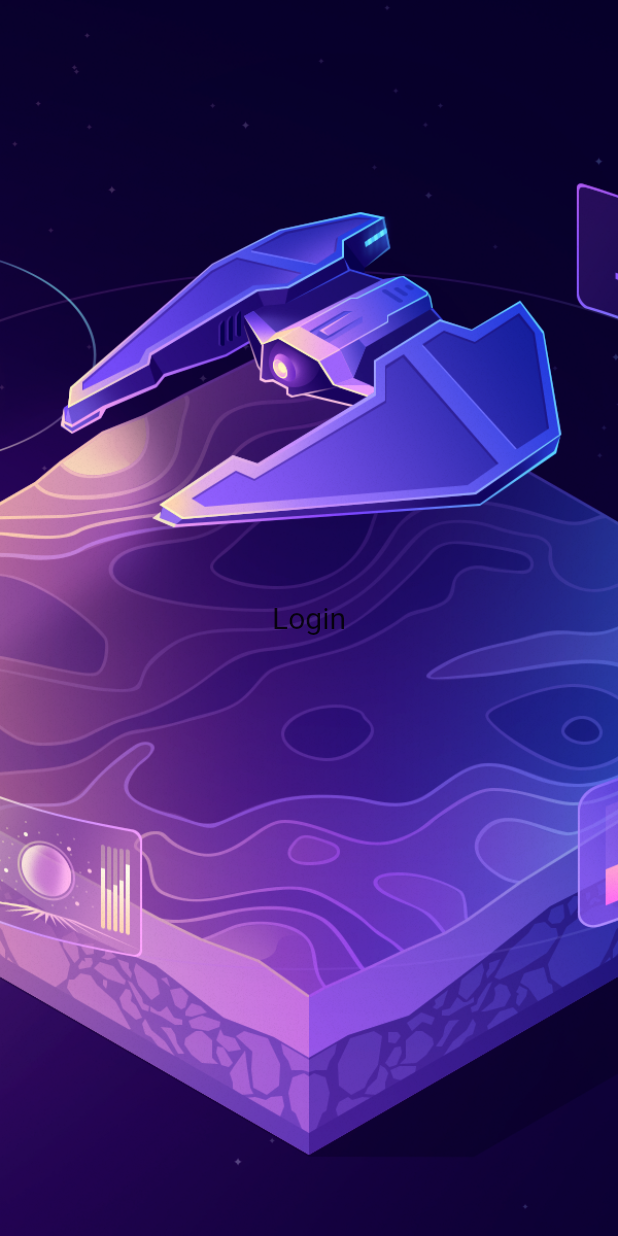
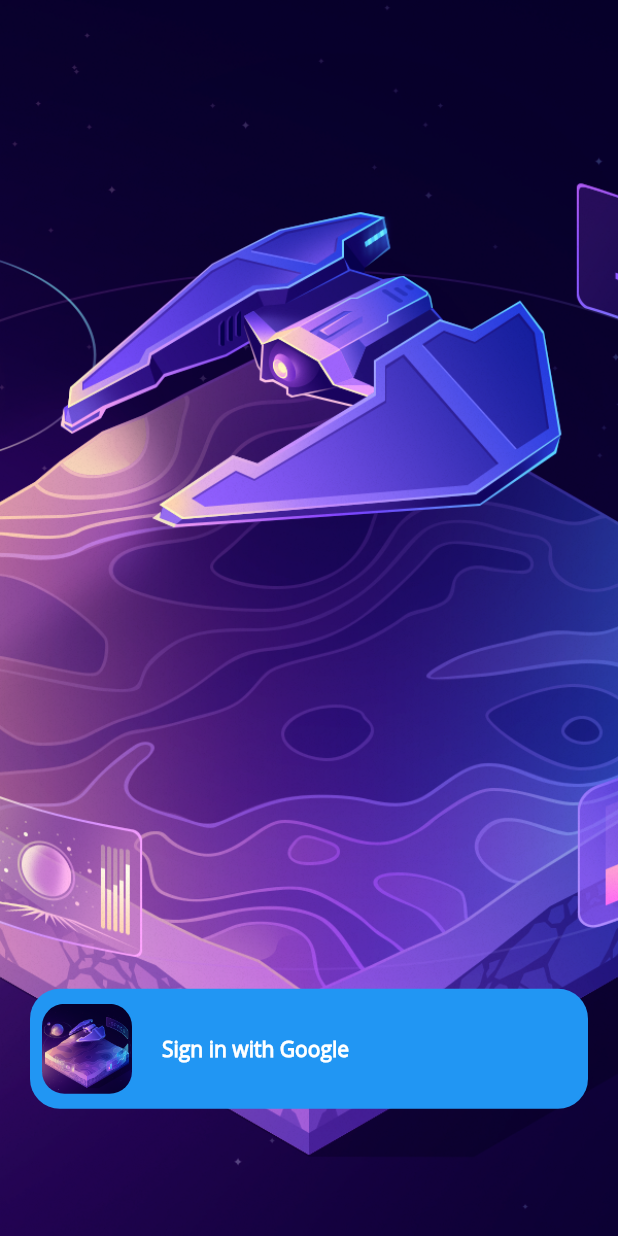
Before and after one commit to saurabhguptarock/Baron, a Flutter app: the screen it shows after launch, on a phone screen of 412 x 824 dp. Run offline on Flutter 3.47's test engine with Material 2 defaults, Android fonts, the phone set to English and light mode, and no system bars; our stand-ins replace cloud_firestore, firebase_auth, firebase_dynamic_links, google_sign_in, shared_preferences; missing offline and left inert: quick_actions; accounts and stored records are empty.

Commit message:
made google sign in working

```diff
--- a/lib/main.dart
+++ b/lib/main.dart
@@ -12,13 +12,7 @@ import 'package:shared_preferences/shared_preferences.dart';
 
 void main() => runApp(MyApp());
 
-bool isLoggedIn = false;
 bool isDark = false;
-
-checkLogin() async {
-  final prefs = await SharedPreferences.getInstance();
-  isLoggedIn = prefs.getBool("isLoggedIn") ?? false;
-}
 
 checkTheme() async {
   final prefs = await SharedPreferences.getInstance();
@@ -43,6 +37,7 @@ class MyApp extends StatelessWidget {
           "/login": (BuildContext context) => LoginPage(),
           "/upgrade": (BuildContext context) => UpgradePage(),
           "/settings": (BuildContext context) => SettingsPage(),
+          "/home": (BuildContext context) => HomePage(),
         },
       ),
     );
--- a/lib/pages/home_page.dart
+++ b/lib/pages/home_page.dart
@@ -1,4 +1,6 @@
+import 'package:firebase_auth/firebase_auth.dart';
 import 'package:flutter/material.dart';
+import 'package:provider/provider.dart';
 
 class HomePage extends StatefulWidget {
   @override
@@ -8,10 +10,11 @@ class HomePage extends StatefulWidget {
 class _HomePageState extends State<HomePage> {
   @override
   Widget build(BuildContext context) {
+    final user = Provider.of<FirebaseUser>(context);
     return Scaffold(
       body: Center(
         child: Text(
-          'Home',
+          user.photoUrl,
           style: TextStyle(fontSize: 20),
         ),
       ),
--- /dev/null
+++ b/lib/services/firebase_service.dart
@@ -0,0 +1,27 @@
+import 'package:cloud_firestore/cloud_firestore.dart';
+import 'package:firebase_auth/firebase_auth.dart';
+import 'package:google_sign_in/google_sign_in.dart';
+
+class FirebaseService {
+  final GoogleSignIn _googleSignIn = GoogleSignIn(scopes: [
+    'email',
+    'https://www.googleapis.com/auth/contacts.readonly',
+  ]);
+  final FirebaseAuth _auth = FirebaseAuth.instance;
+  final Firestore _firestore = Firestore.instance;
+
+  Future<void> login() async {
+    GoogleSignInAccount googleUser = await _googleSignIn.signIn();
+    GoogleSignInAuthentication googleAuth = await googleUser.authentication;
+    final AuthCredential credential = GoogleAuthProvider.getCredential(
+      accessToken: googleAuth.accessToken,
+      idToken: googleAuth.idToken,
+    );
+    AuthResult result = await _auth.signInWithCredential(credential);
+    FirebaseUser user = result.user;
+  }
+
+  void signOut() {
+    _auth.signOut();
+  }
+}
--- a/lib/users/login.dart
+++ b/lib/users/login.dart
@@ -1,3 +1,5 @@
+import 'dart:async';
+import 'package:Baron/services/firebase_service.dart';
 import 'package:flutter/material.dart';
 
 class LoginPage extends StatefulWidget {
@@ -6,6 +8,19 @@ class LoginPage extends StatefulWidget {
 }
 
 class _LoginPageState extends State<LoginPage> {
+  double opacity = 0.0;
+  FirebaseService _firebaseService = FirebaseService();
+
+  @override
+  void initState() {
+    super.initState();
+    Timer(Duration(milliseconds: 100), () {
+      setState(() {
+        opacity = 1.00;
+      });
+    });
+  }
+
   @override
   Widget build(BuildContext context) {
     return Scaffold(
@@ -17,11 +32,65 @@ class _LoginPageState extends State<LoginPage> {
               image: AssetImage('assets/images/background.png'),
               fit: BoxFit.cover),
         ),
-        child: Center(
-          child: Text(
-            'Login',
-            style: TextStyle(fontSize: 20),
-          ),
+        child: Column(
+          children: <Widget>[
+            SizedBox(
+              width: MediaQuery.of(context).size.width,
+              height: MediaQuery.of(context).size.height * 0.8,
+            ),
+            SizedBox(
+              width: MediaQuery.of(context).size.width,
+              height: MediaQuery.of(context).size.height * 0.2,
+              child: Container(
+                padding: EdgeInsets.symmetric(horizontal: 20),
+                child: Column(
+                  children: <Widget>[
+                    AnimatedOpacity(
+                      opacity: opacity,
+                      duration: Duration(milliseconds: 2000),
+                      child: InkWell(
+                        onTap: () => _firebaseService.login(),
+                        child: Container(
+                          padding: EdgeInsets.symmetric(horizontal: 8),
+                          width: MediaQuery.of(context).size.width,
+                          decoration: BoxDecoration(
+                            color: Colors.blue,
+                            borderRadius: BorderRadius.circular(20),
+                          ),
+                          height: 80,
+                          child: Row(
+                            children: <Widget>[
+                              Container(
+                                width: 60,
+                                height: 60,
+                                decoration: BoxDecoration(
+                                  borderRadius: BorderRadius.circular(15),
+                                  image: DecorationImage(
+                                      image: AssetImage(
+                                          'assets/images/background.png'),
+                                      fit: BoxFit.cover),
+                                ),
+                              ),
+                              Padding(
+                                padding: EdgeInsets.only(right: 20),
+                              ),
+                              Text(
+                                'Sign in with Google',
+                                style: TextStyle(
+                                    color: Colors.white,
+                                    fontFamily: 'OpenSans',
+                                    fontWeight: FontWeight.bold),
+                              )
+                            ],
+                          ),
+                        ),
+                      ),
+                    ),
+                  ],
+                ),
+              ),
+            ),
+          ],
         ),
       ),
     );
--- a/pubspec.yaml
+++ b/pubspec.yaml
@@ -27,6 +27,7 @@ dependencies:
   share: ^0.6.2+1
   shared_preferences: ^0.5.3+4
   quick_actions: ^0.3.0
+  google_sign_in: ^4.0.7
 
 dev_dependencies:
   flutter_test:
```
Also changed, not shown: pubspec.lock, 1 other file.
